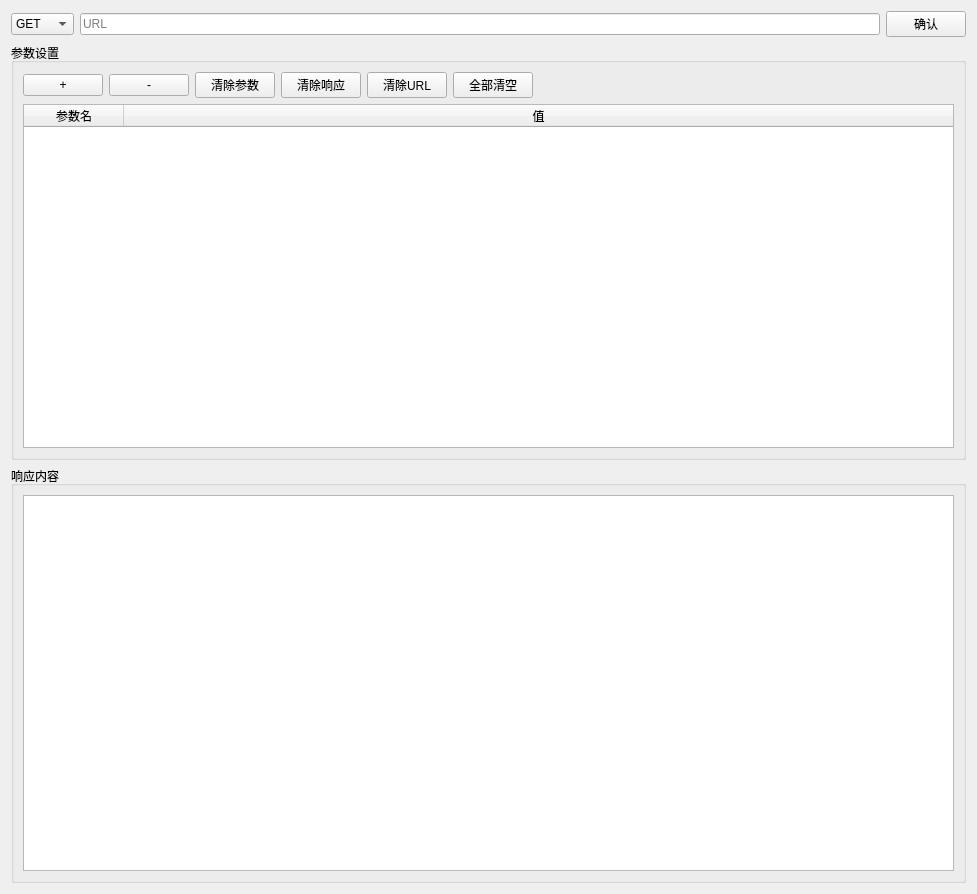
First picture: the form in re.ui, repository ScmTble/HttpTest, before the edit.
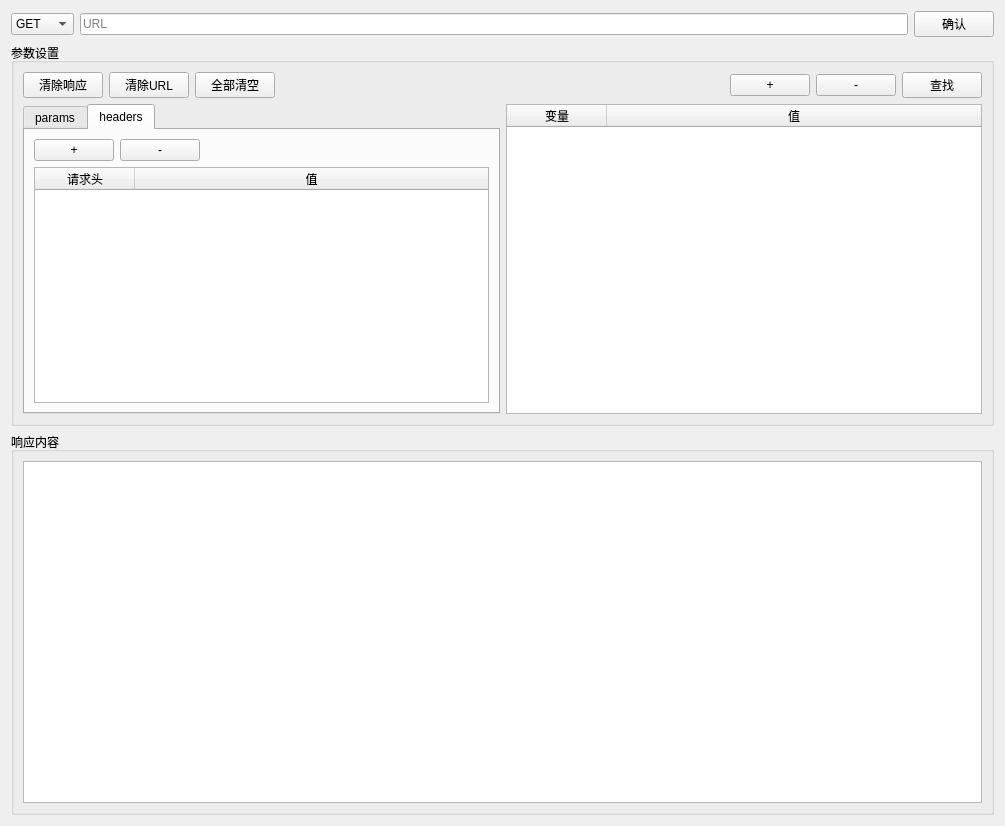
Second picture: the form after the edit. The open tabs and pages were chosen to show the change.

Commit message: 添加了携带请求头功能

```diff
--- a/re.ui
+++ b/re.ui
@@ -6,8 +6,8 @@
    <rect>
     <x>0</x>
     <y>0</y>
-    <width>977</width>
-    <height>894</height>
+    <width>1005</width>
+    <height>826</height>
    </rect>
   </property>
   <property name="windowTitle">
@@ -15,7 +15,7 @@
   </property>
   <layout class="QVBoxLayout" name="verticalLayout_2">
    <item>
-    <layout class="QHBoxLayout" name="horizontalLayout_2">
+    <layout class="QHBoxLayout" name="horizontalLayout_3">
      <item>
       <widget class="QComboBox" name="method">
        <property name="styleSheet">
@@ -63,30 +63,11 @@
      <property name="title">
       <string>参数设置</string>
      </property>
+     <layout class="QHBoxLayout" name="horizontalLayout_4">
+      <item>
      <layout class="QVBoxLayout" name="verticalLayout">
       <item>
-       <layout class="QHBoxLayout" name="horizontalLayout_3" stretch="0,0,0,0,0,0,0">
-        <item>
-         <widget class="QPushButton" name="add_button">
-          <property name="text">
-           <string>+</string>
-          </property>
-         </widget>
-        </item>
-        <item>
-         <widget class="QPushButton" name="increase_button">
-          <property name="text">
-           <string>-</string>
-          </property>
-         </widget>
-        </item>
-        <item>
-         <widget class="QPushButton" name="clear_button">
-          <property name="text">
-           <string>清除参数</string>
-          </property>
-         </widget>
-        </item>
+         <layout class="QHBoxLayout" name="horizontalLayout">
         <item>
          <widget class="QPushButton" name="clearre_button">
           <property name="text">
@@ -121,6 +102,72 @@
           </property>
          </spacer>
         </item>
+          <item>
+           <widget class="QPushButton" name="addwt_button">
+            <property name="text">
+             <string>+</string>
+            </property>
+           </widget>
+          </item>
+          <item>
+           <widget class="QPushButton" name="increasewt_button">
+            <property name="text">
+             <string>-</string>
+            </property>
+           </widget>
+          </item>
+          <item>
+           <widget class="QPushButton" name="search_button">
+            <property name="text">
+             <string>查找</string>
+            </property>
+           </widget>
+          </item>
+         </layout>
+        </item>
+        <item>
+         <layout class="QHBoxLayout" name="horizontalLayout_2">
+          <item>
+           <widget class="QTabWidget" name="Tab">
+            <property name="currentIndex">
+             <number>0</number>
+            </property>
+            <widget class="QWidget" name="params">
+             <attribute name="title">
+              <string>params</string>
+             </attribute>
+             <layout class="QHBoxLayout" name="horizontalLayout_9">
+              <item>
+               <layout class="QVBoxLayout" name="verticalLayout_4">
+                <item>
+                 <layout class="QHBoxLayout" name="horizontalLayout_8">
+                  <item>
+                   <widget class="QPushButton" name="add_button">
+                    <property name="text">
+                     <string>+</string>
+                    </property>
+                   </widget>
+                  </item>
+                  <item>
+                   <widget class="QPushButton" name="increase_button">
+                    <property name="text">
+                     <string>-</string>
+                    </property>
+                   </widget>
+                  </item>
+                  <item>
+                   <spacer name="horizontalSpacer_3">
+                    <property name="orientation">
+                     <enum>Qt::Horizontal</enum>
+                    </property>
+                    <property name="sizeHint" stdset="0">
+                     <size>
+                      <width>40</width>
+                      <height>20</height>
+                     </size>
+                    </property>
+                   </spacer>
+                  </item>
        </layout>
       </item>
       <item>
@@ -133,7 +180,7 @@
         </attribute>
         <column>
          <property name="text">
-          <string>参数名</string>
+                    <string>参数</string>
          </property>
          <property name="font">
           <font>
@@ -147,6 +194,100 @@
          </property>
         </column>
        </widget>
+                </item>
+               </layout>
+              </item>
+             </layout>
+            </widget>
+            <widget class="QWidget" name="heardes">
+             <attribute name="title">
+              <string>headers</string>
+             </attribute>
+             <layout class="QHBoxLayout" name="horizontalLayout_7">
+              <item>
+               <layout class="QVBoxLayout" name="verticalLayout_3">
+                <item>
+                 <layout class="QHBoxLayout" name="horizontalLayout_6">
+                  <item>
+                   <widget class="QPushButton" name="headadd_button">
+                    <property name="text">
+                     <string>+</string>
+                    </property>
+                   </widget>
+                  </item>
+                  <item>
+                   <widget class="QPushButton" name="headincrease_button">
+                    <property name="text">
+                     <string>-</string>
+                    </property>
+                   </widget>
+                  </item>
+                  <item>
+                   <spacer name="horizontalSpacer_2">
+                    <property name="orientation">
+                     <enum>Qt::Horizontal</enum>
+                    </property>
+                    <property name="sizeHint" stdset="0">
+                     <size>
+                      <width>40</width>
+                      <height>20</height>
+                     </size>
+                    </property>
+                   </spacer>
+                  </item>
+                 </layout>
+                </item>
+                <item>
+                 <widget class="QTableWidget" name="headers_text">
+                  <property name="styleSheet">
+                   <string notr="true">font: 75 15pt &quot;Consolas&quot;;</string>
+                  </property>
+                  <attribute name="horizontalHeaderStretchLastSection">
+                   <bool>true</bool>
+                  </attribute>
+                  <column>
+                   <property name="text">
+                    <string>请求头</string>
+                   </property>
+                   <property name="font">
+                    <font>
+                     <family>Consolas</family>
+                    </font>
+                   </property>
+                  </column>
+                  <column>
+                   <property name="text">
+                    <string>值</string>
+                   </property>
+                  </column>
+                 </widget>
+                </item>
+               </layout>
+              </item>
+             </layout>
+            </widget>
+           </widget>
+          </item>
+          <item>
+           <widget class="QTableWidget" name="what_text">
+            <attribute name="horizontalHeaderStretchLastSection">
+             <bool>true</bool>
+            </attribute>
+            <column>
+             <property name="text">
+              <string>变量</string>
+             </property>
+            </column>
+            <column>
+             <property name="text">
+              <string>值</string>
+             </property>
+            </column>
+           </widget>
+          </item>
+         </layout>
+        </item>
+       </layout>
       </item>
      </layout>
     </widget>
@@ -159,7 +300,7 @@
      <property name="title">
       <string>响应内容</string>
      </property>
-     <layout class="QHBoxLayout" name="horizontalLayout">
+     <layout class="QHBoxLayout" name="horizontalLayout_5">
       <item>
        <widget class="QTextBrowser" name="retext">
         <property name="documentTitle">
```
Lines whose indentation alone changed are shown as unchanged. The commit also changes 1 other file.
